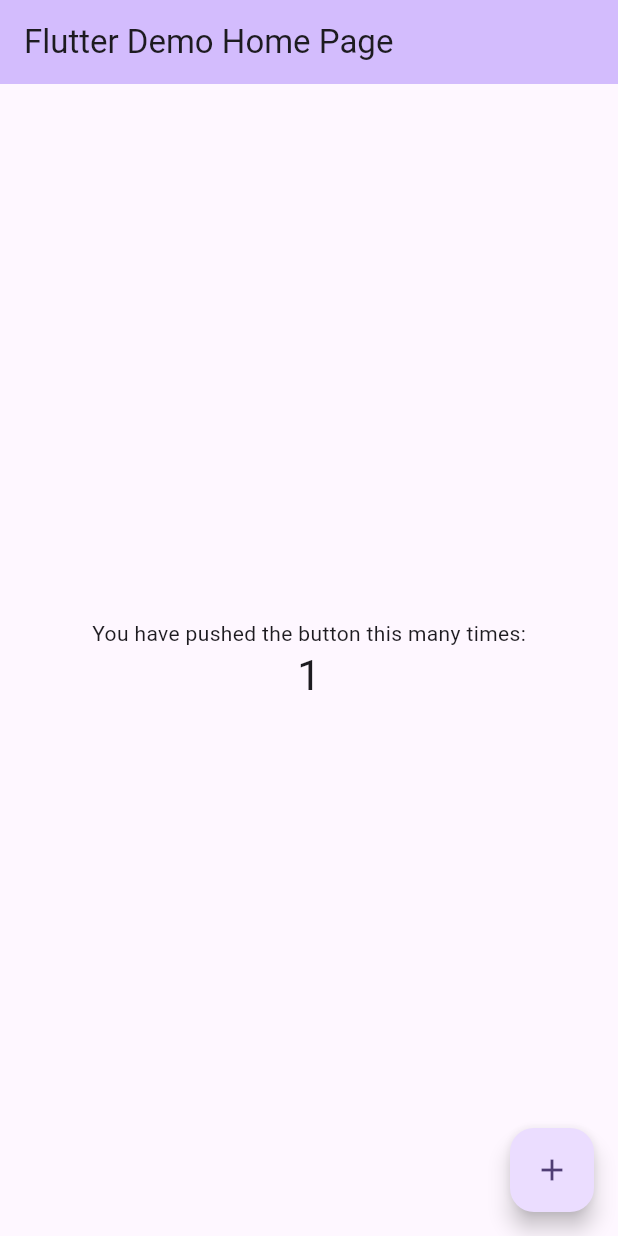
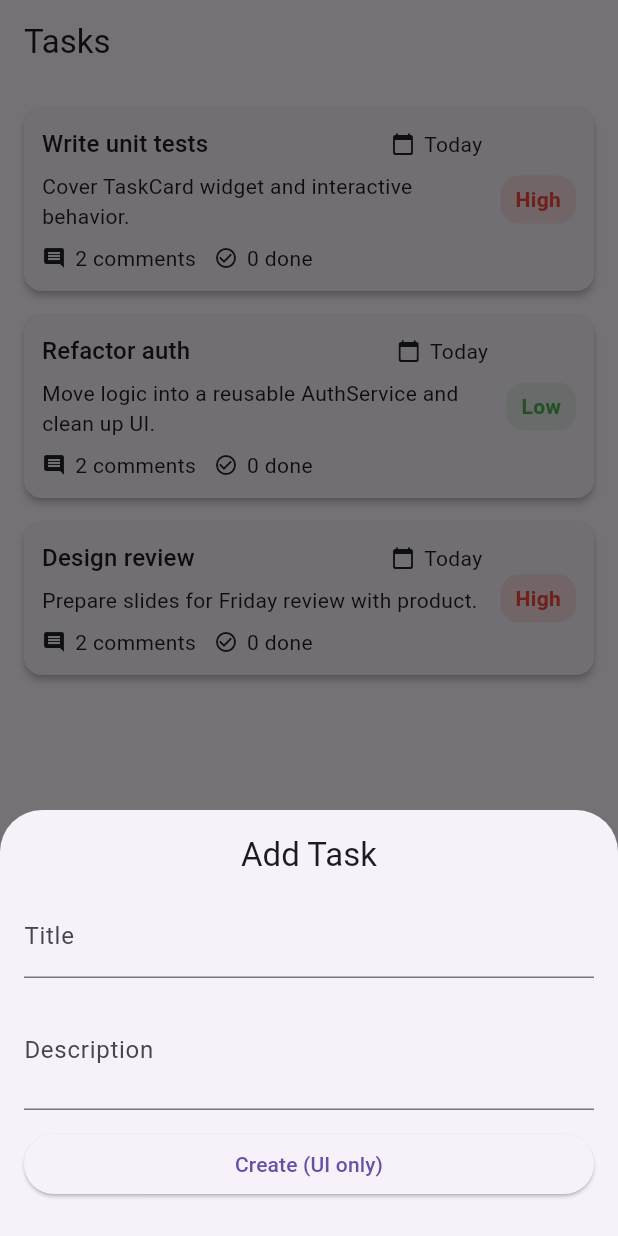
Before and after one commit to kkfhgsk1/ApplicationDEV, a Flutter app: the screen it shows after launch, after a tap on the "add" icon, on a phone screen of 412 x 824 dp. Run offline on Flutter 3.47's test engine with Material 3 defaults, Android fonts, the light colour scheme and no system bars.

Commit message:
BASE APPLICATION

```diff
--- a/lib/main.dart
+++ b/lib/main.dart
@@ -1,122 +1,188 @@
+// main.dart
 import 'package:flutter/material.dart';
 
-void main() {
-  runApp(const MyApp());
-}
+void main() => runApp(const TaskApp());
 
-class MyApp extends StatelessWidget {
-  const MyApp({super.key});
-
-  // This widget is the root of your application.
+class TaskApp extends StatelessWidget {
+  const TaskApp({super.key});
   @override
   Widget build(BuildContext context) {
     return MaterialApp(
-      title: 'Flutter Demo',
-      theme: ThemeData(
-        // This is the theme of your application.
-        //
-        // TRY THIS: Try running your application with "flutter run". You'll see
-        // the application has a purple toolbar. Then, without quitting the app,
-        // try changing the seedColor in the colorScheme below to Colors.green
-        // and then invoke "hot reload" (save your changes or press the "hot
-        // reload" button in a Flutter-supported IDE, or press "r" if you used
-        // the command line to start the app).
-        //
-        // Notice that the counter didn't reset back to zero; the application
-        // state is not lost during the reload. To reset the state, use hot
-        // restart instead.
-        //
-        // This works for code too, not just values: Most code changes can be
-        // tested with just a hot reload.
-        colorScheme: ColorScheme.fromSeed(seedColor: Colors.deepPurple),
-      ),
-      home: const MyHomePage(title: 'Flutter Demo Home Page'),
+      title: 'Widget Fundamentals Demo',
+      theme: ThemeData(useMaterial3: true),
+      home: const TaskListPage(),
     );
   }
 }
 
-class MyHomePage extends StatefulWidget {
-  const MyHomePage({super.key, required this.title});
+class TaskListPage extends StatelessWidget {
+  const TaskListPage({super.key});
 
-  // This widget is the home page of your application. It is stateful, meaning
-  // that it has a State object (defined below) that contains fields that affect
-  // how it looks.
-
-  // This class is the configuration for the state. It holds the values (in this
-  // case the title) provided by the parent (in this case the App widget) and
-  // used by the build method of the State. Fields in a Widget subclass are
-  // always marked "final".
-
-  final String title;
-
-  @override
-  State<MyHomePage> createState() => _MyHomePageState();
-}
-
-class _MyHomePageState extends State<MyHomePage> {
-  int _counter = 0;
-
-  void _incrementCounter() {
-    setState(() {
-      // This call to setState tells the Flutter framework that something has
-      // changed in this State, which causes it to rerun the build method below
-      // so that the display can reflect the updated values. If we changed
-      // _counter without calling setState(), then the build method would not be
-      // called again, and so nothing would appear to happen.
-      _counter++;
-    });
-  }
+  static final _demoTasks = [
+    {
+      'title': 'Write unit tests',
+      'description': 'Cover TaskCard widget and interactive behavior.',
+      'priority': 'High',
+    },
+    {
+      'title': 'Refactor auth',
+      'description': 'Move logic into a reusable AuthService and clean up UI.',
+      'priority': 'Low',
+    },
+    {
+      'title': 'Design review',
+      'description': 'Prepare slides for Friday review with product.',
+      'priority': 'High',
+    },
+  ];
 
   @override
   Widget build(BuildContext context) {
-    // This method is rerun every time setState is called, for instance as done
-    // by the _incrementCounter method above.
-    //
-    // The Flutter framework has been optimized to make rerunning build methods
-    // fast, so that you can just rebuild anything that needs updating rather
-    // than having to individually change instances of widgets.
     return Scaffold(
-      appBar: AppBar(
-        // TRY THIS: Try changing the color here to a specific color (to
-        // Colors.amber, perhaps?) and trigger a hot reload to see the AppBar
-        // change color while the other colors stay the same.
-        backgroundColor: Theme.of(context).colorScheme.inversePrimary,
-        // Here we take the value from the MyHomePage object that was created by
-        // the App.build method, and use it to set our appbar title.
-        title: Text(widget.title),
+      appBar: AppBar(title: const Text('Tasks')),
+      body: ListView.separated(
+        padding: const EdgeInsets.all(12),
+        itemCount: _demoTasks.length,
+        separatorBuilder: (_, __) => const SizedBox(height: 8),
+        itemBuilder: (context, i) {
+          final t = _demoTasks[i];
+          return TaskCard(
+            title: t['title']!,
+            description: t['description']!,
+            priority: t['priority']!,
+          );
+        },
       ),
-      body: Center(
-        // Center is a layout widget. It takes a single child and positions it
-        // in the middle of the parent.
-        child: Column(
-          // Column is also a layout widget. It takes a list of children and
-          // arranges them vertically. By default, it sizes itself to fit its
-          // children horizontally, and tries to be as tall as its parent.
-          //
-          // Column has various properties to control how it sizes itself and
-          // how it positions its children. Here we use mainAxisAlignment to
-          // center the children vertically; the main axis here is the vertical
-          // axis because Columns are vertical (the cross axis would be
-          // horizontal).
-          //
-          // TRY THIS: Invoke "debug painting" (choose the "Toggle Debug Paint"
-          // action in the IDE, or press "p" in the console), to see the
-          // wireframe for each widget.
-          mainAxisAlignment: MainAxisAlignment.center,
-          children: <Widget>[
-            const Text('You have pushed the button this many times:'),
-            Text(
-              '$_counter',
-              style: Theme.of(context).textTheme.headlineMedium,
+      floatingActionButton: FloatingActionButton(
+        onPressed: () => _openAddModal(context),
+        child: const Icon(Icons.add),
+      ),
+    );
+  }
+
+  void _openAddModal(BuildContext context) {
+    showModalBottomSheet(
+      context: context,
+      isScrollControlled: true,
+      builder: (_) {
+        return Padding(
+          padding: EdgeInsets.only(bottom: MediaQuery.of(context).viewInsets.bottom),
+          child: Padding(
+            padding: const EdgeInsets.all(16),
+            child: Column(
+              mainAxisSize: MainAxisSize.min,
+              children: [
+                Text('Add Task', style: Theme.of(context).textTheme.titleLarge),
+                const SizedBox(height: 12),
+                const TextField(decoration: InputDecoration(labelText: 'Title')),
+                const SizedBox(height: 8),
+                const TextField(maxLines: 2, decoration: InputDecoration(labelText:
+'Description')),
+                const SizedBox(height: 12),
+                Row(
+                  children: [
+                    Expanded(child: ElevatedButton(onPressed: () =>
+Navigator.pop(context), child: const Text('Create (UI only)'))),
+                  ],
+                ),
+                const SizedBox(height: 8),
+              ],
             ),
+          ),
+        );
+      },
+    );
+  }
+}
+
+/// ---------------------------
+/// Widget: TaskCard (Stateless)
+/// ---------------------------
+/// You can extract this to its own file: widgets/task_card.dart
+class TaskCard extends StatelessWidget {
+  final String title;
+  final String description;
+  final String priority;
+
+  const TaskCard({
+    super.key,
+    required this.title,
+    required this.description,
+    required this.priority,
+  });
+
+  @override
+  Widget build(BuildContext context) {
+    return Card(
+      elevation: 2,
+      child: Padding(
+        padding: const EdgeInsets.all(12),
+        child: Row(
+          children: [
+            Expanded(
+              child: Column(crossAxisAlignment: CrossAxisAlignment.start, children: [
+                Row(
+                  children: [
+                    Expanded(child: Text(title, style:
+Theme.of(context).textTheme.titleMedium)),
+                    // small hint to show composition: IconLabel can be reused elsewhere
+                    IconLabel(icon: Icons.calendar_today_rounded, label: 'Today'),
+                  ],
+                ),
+                const SizedBox(height: 6),
+                Text(description, maxLines: 2, overflow: TextOverflow.ellipsis),
+                const SizedBox(height: 8),
+                Row(children: [
+                  IconLabel(icon: Icons.comment, label: '2 comments'),
+                  const SizedBox(width: 12),
+                  IconLabel(icon: Icons.check_circle_outline, label: '0 done'),
+                ]),
+              ]),
+            ),
+            const SizedBox(width: 12),
+            _PriorityBadge(priority: priority),
           ],
         ),
       ),
-      floatingActionButton: FloatingActionButton(
-        onPressed: _incrementCounter,
-        tooltip: 'Increment',
-        child: const Icon(Icons.add),
-      ), // This trailing comma makes auto-formatting nicer for build methods.
     );
   }
 }
+
+/// Small private sub-widget (extractable)
+class _PriorityBadge extends StatelessWidget {
+  final String priority;
+  const _PriorityBadge({super.key, required this.priority});
+
+  Color get _color => priority.toLowerCase() == 'high' ? Colors.red : Colors.green;
+
+  @override
+  Widget build(BuildContext context) {
+    return Container(
+      padding: const EdgeInsets.symmetric(horizontal: 10, vertical: 6),
+      decoration: BoxDecoration(color: _color.withOpacity(0.12), borderRadius:
+BorderRadius.circular(12)),
+      child: Text(priority, style: TextStyle(color: _color, fontWeight:
+FontWeight.w600)),
+    );
+  }
+}
+
+/// ---------------------------
+/// Reusable IconLabel widget
+/// ---------------------------
+class IconLabel extends StatelessWidget {
+  final IconData icon;
+  final String label;
+  const IconLabel({super.key, required this.icon, required this.label});
+
+  @override
+  Widget build(BuildContext context) {
+    return Row(
+      children: [
+        Icon(icon, size: 16),
+        const SizedBox(width: 6),
+        Text(label, style: Theme.of(context).textTheme.bodyMedium),
+      ],
+    );
+}
+}
```
